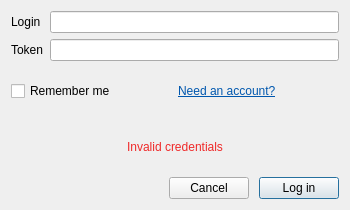
The window that mapflow/static/ui/login_dialog.ui (Geoalert/mapflow-qgis) describes before a commit, drawn with Qt 5.
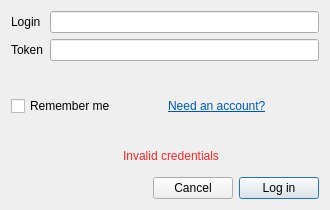
The same window after the commit. Icons and pictures are not drawn. Custom widgets are drawn as their Qt base class.

Commit message: fix: login dlg spacing

Diff of the .ui file:
```diff
--- a/mapflow/static/ui/login_dialog.ui
+++ b/mapflow/static/ui/login_dialog.ui
@@ -6,7 +6,7 @@
    <rect>
     <x>0</x>
     <y>0</y>
-    <width>350</width>
+    <width>330</width>
     <height>210</height>
    </rect>
   </property>
@@ -18,13 +18,13 @@
   </property>
   <property name="minimumSize">
    <size>
-    <width>350</width>
+    <width>330</width>
     <height>210</height>
    </size>
   </property>
   <property name="maximumSize">
    <size>
-    <width>350</width>
+    <width>330</width>
     <height>210</height>
    </size>
   </property>
@@ -38,8 +38,8 @@
   <property name="styleSheet">
    <string notr="true">rgb(255,0,0)</string>
   </property>
-  <layout class="QGridLayout" name="gridLayout">
-   <item row="0" column="0">
+  <layout class="QVBoxLayout" name="verticalLayout" stretch="0,0,1,0">
+   <item>
        <layout class="QFormLayout" name="formLayout">
         <item row="0" column="0">
          <widget class="QLabel" name="loginLabel">
@@ -74,7 +74,7 @@
         </item>
     </layout>
    </item>
-   <item row="1" column="0">
+   <item>
     <layout class="QHBoxLayout" name="horizontalLayout">
      <item>
       <widget class="QCheckBox" name="rememberMe">
@@ -98,8 +98,32 @@
         </item>
        </layout>
       </item>
-   <item row="2" column="0">
+   <item>
+    <layout class="QHBoxLayout" name="layoutInvalidCredentials">
+     <item>
+      <spacer name="spacerInvalidCredentials">
+       <property name="orientation">
+        <enum>Qt::Horizontal</enum>
+       </property>
+       <property name="sizeType">
+        <enum>QSizePolicy::Minimum</enum>
+       </property>
+       <property name="sizeHint" stdset="0">
+        <size>
+         <width>13</width>
+         <height>29</height>
+        </size>
+       </property>
+      </spacer>
+     </item>
+     <item>
          <widget class="QLabel" name="invalidCredentialsMessage">
+       <property name="sizePolicy">
+        <sizepolicy hsizetype="Fixed" vsizetype="Fixed">
+         <horstretch>0</horstretch>
+         <verstretch>0</verstretch>
+        </sizepolicy>
+       </property>
           <property name="visible">
            <bool>false</bool>
           </property>
@@ -120,10 +144,12 @@
           </property>
          </widget>
         </item>
-   <item row="3" column="0">
-     <layout class="QHBoxLayout" name="layoutButtons">
+    </layout>
+   </item>
       <item>
-       <spacer name="horizontalSpacer">
+    <layout class="QHBoxLayout" name="layoutButtons" stretch="1,0,0">
+     <item>
+      <spacer name="spacerButtons">
         <property name="orientation">
          <enum>Qt::Horizontal</enum>
         </property>
@@ -136,17 +162,6 @@
        </spacer>
       </item>
       <item>
-       <layout class="QHBoxLayout" name="buttons" stretch="0,0">
-        <property name="spacing">
-         <number>10</number>
-        </property>
-        <property name="sizeConstraint">
-         <enum>QLayout::SetFixedSize</enum>
-        </property>
-        <property name="rightMargin">
-         <number>0</number>
-        </property>
-        <item>
          <widget class="QPushButton" name="cancelButton">
           <property name="text">
            <string>Cancel</string>
@@ -166,8 +181,6 @@
        </layout>
       </item>
      </layout>
-    </item>
-   </layout>
  </widget>
  <customwidgets>
   <customwidget>
```
